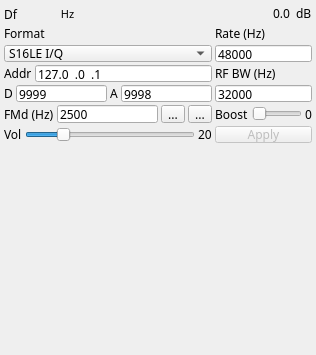
Old version of the form plugins/channelrx/udpsrc/udpsrcgui.ui in the repository f4exb/sdrangel.
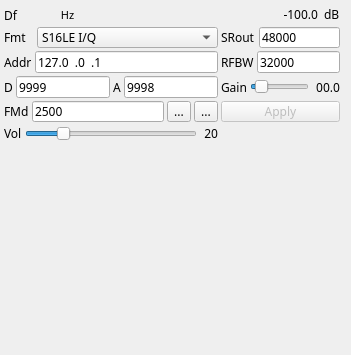
New version of the form. Icons and pictures are not drawn. Custom widgets are drawn as their Qt base class.

```diff
--- a/plugins/channelrx/udpsrc/udpsrcgui.ui
+++ b/plugins/channelrx/udpsrc/udpsrcgui.ui
@@ -6,7 +6,7 @@
    <rect>
     <x>0</x>
     <y>0</y>
-    <width>316</width>
+    <width>351</width>
     <height>355</height>
    </rect>
   </property>
@@ -36,13 +36,13 @@
     <rect>
      <x>2</x>
      <y>2</y>
-     <width>312</width>
+     <width>340</width>
      <height>142</height>
     </rect>
    </property>
    <property name="minimumSize">
     <size>
-     <width>312</width>
+     <width>340</width>
      <height>0</height>
     </size>
    </property>
@@ -65,13 +65,6 @@
     <property name="spacing">
      <number>3</number>
     </property>
-    <item row="1" column="0">
-     <widget class="QLabel" name="label">
-      <property name="text">
-       <string>Format</string>
-      </property>
-     </widget>
-    </item>
     <item row="0" column="1">
      <layout class="QHBoxLayout" name="ChannelPowerLayout">
       <item>
@@ -89,6 +82,12 @@
       </item>
       <item>
        <widget class="QLabel" name="channelPower">
+        <property name="minimumSize">
+         <size>
+          <width>40</width>
+          <height>0</height>
+         </size>
+        </property>
         <property name="toolTip">
          <string>Channel power</string>
         </property>
@@ -96,7 +95,10 @@
          <enum>Qt::LeftToRight</enum>
         </property>
         <property name="text">
-         <string>0.0</string>
+         <string>-100.0</string>
+        </property>
+        <property name="alignment">
+         <set>Qt::AlignRight|Qt::AlignTrailing|Qt::AlignVCenter</set>
         </property>
        </widget>
       </item>
@@ -109,47 +111,6 @@
       </item>
      </layout>
     </item>
-    <item row="1" column="1">
-     <widget class="QLabel" name="label_2">
-      <property name="text">
-       <string>Rate (Hz)</string>
-      </property>
-     </widget>
-    </item>
-    <item row="6" column="1">
-     <layout class="QHBoxLayout" name="BoostLayout">
-      <item>
-       <widget class="QLabel" name="boostLabel">
-        <property name="text">
-         <string>Boost</string>
-        </property>
-       </widget>
-      </item>
-      <item>
-       <widget class="QSlider" name="boost">
-        <property name="toolTip">
-         <string>Signal boost factor</string>
-        </property>
-        <property name="maximum">
-         <number>3</number>
-        </property>
-        <property name="pageStep">
-         <number>1</number>
-        </property>
-        <property name="orientation">
-         <enum>Qt::Horizontal</enum>
-        </property>
-       </widget>
-      </item>
-      <item>
-       <widget class="QLabel" name="boostText">
-        <property name="text">
-         <string>0</string>
-        </property>
-       </widget>
-      </item>
-     </layout>
-    </item>
     <item row="0" column="0">
      <layout class="QHBoxLayout" name="DeltaFrequencyLayout">
       <property name="topMargin">
@@ -277,7 +238,7 @@
       </item>
      </layout>
     </item>
-    <item row="5" column="0">
+    <item row="6" column="0">
      <layout class="QHBoxLayout" name="PortLayout">
       <item>
        <widget class="QLabel" name="udpPortlabel">
@@ -321,29 +282,12 @@
       </item>
      </layout>
     </item>
-    <item row="3" column="1">
-     <widget class="QLabel" name="label_3">
-      <property name="text">
-       <string>RF BW (Hz)</string>
-      </property>
-     </widget>
-    </item>
-    <item row="5" column="1">
-     <widget class="QLineEdit" name="rfBandwidth">
-      <property name="toolTip">
-       <string>Signal bandwidth</string>
-      </property>
-      <property name="text">
-       <string>32000</string>
-      </property>
-     </widget>
-    </item>
-    <item row="6" column="0">
+    <item row="7" column="0">
      <layout class="QHBoxLayout" name="AudioPortLayout">
       <item>
        <widget class="QLabel" name="fmDevLabel">
         <property name="text">
-         <string>FMd (Hz)</string>
+         <string>FMd</string>
         </property>
        </widget>
       </item>
@@ -395,67 +339,7 @@
       </item>
      </layout>
     </item>
-    <item row="2" column="1">
-     <widget class="QLineEdit" name="sampleRate">
-      <property name="toolTip">
-       <string>Samples rate</string>
-      </property>
-      <property name="text">
-       <string>48000</string>
-      </property>
-     </widget>
-    </item>
-    <item row="2" column="0">
-     <widget class="QComboBox" name="sampleFormat">
-      <property name="toolTip">
-       <string>Samples format</string>
-      </property>
-      <property name="currentIndex">
-       <number>0</number>
-      </property>
-      <item>
-       <property name="text">
-        <string>S16LE I/Q</string>
-       </property>
-      </item>
-      <item>
-       <property name="text">
-        <string>S16LE NFM</string>
-       </property>
-      </item>
-      <item>
-       <property name="text">
-        <string>S16LE NFM Mono</string>
-       </property>
-      </item>
-      <item>
-       <property name="text">
-        <string>S16LE LSB</string>
-       </property>
-      </item>
-      <item>
-       <property name="text">
-        <string>S16LE USB</string>
-       </property>
-      </item>
-      <item>
-       <property name="text">
-        <string>S16LE LSB Mono</string>
-       </property>
-      </item>
-      <item>
-       <property name="text">
-        <string>S16LE USB Mono</string>
-       </property>
-      </item>
-      <item>
-       <property name="text">
-        <string>S16LE AM Mono</string>
-       </property>
-      </item>
-     </widget>
-    </item>
-    <item row="3" column="0">
+    <item row="4" column="0">
      <layout class="QHBoxLayout" name="AddressLayout">
       <item>
        <widget class="QLabel" name="Addresslabel">
@@ -479,7 +363,7 @@
       </item>
      </layout>
     </item>
-    <item row="7" column="0">
+    <item row="8" column="0">
      <layout class="QHBoxLayout" name="VolumeLayout">
       <item>
        <widget class="QLabel" name="volumeLabel">
@@ -509,9 +393,176 @@
       </item>
       <item>
        <widget class="QLabel" name="volumeText">
+        <property name="minimumSize">
+         <size>
+          <width>18</width>
+          <height>0</height>
+         </size>
+        </property>
         <property name="text">
          <string>20</string>
         </property>
+        <property name="alignment">
+         <set>Qt::AlignRight|Qt::AlignTrailing|Qt::AlignVCenter</set>
+        </property>
+       </widget>
+      </item>
+     </layout>
+    </item>
+    <item row="1" column="0">
+     <layout class="QHBoxLayout" name="FormatLayout">
+      <item>
+       <widget class="QLabel" name="label">
+        <property name="maximumSize">
+         <size>
+          <width>30</width>
+          <height>16777215</height>
+         </size>
+        </property>
+        <property name="text">
+         <string>Fmt</string>
+        </property>
+       </widget>
+      </item>
+      <item>
+       <widget class="QComboBox" name="sampleFormat">
+        <property name="toolTip">
+         <string>Samples format</string>
+        </property>
+        <property name="currentIndex">
+         <number>0</number>
+        </property>
+        <item>
+         <property name="text">
+          <string>S16LE I/Q</string>
+         </property>
+        </item>
+        <item>
+         <property name="text">
+          <string>S16LE NFM</string>
+         </property>
+        </item>
+        <item>
+         <property name="text">
+          <string>S16LE NFM Mono</string>
+         </property>
+        </item>
+        <item>
+         <property name="text">
+          <string>S16LE LSB</string>
+         </property>
+        </item>
+        <item>
+         <property name="text">
+          <string>S16LE USB</string>
+         </property>
+        </item>
+        <item>
+         <property name="text">
+          <string>S16LE LSB Mono</string>
+         </property>
+        </item>
+        <item>
+         <property name="text">
+          <string>S16LE USB Mono</string>
+         </property>
+        </item>
+        <item>
+         <property name="text">
+          <string>S16LE AM Mono</string>
+         </property>
+        </item>
+       </widget>
+      </item>
+     </layout>
+    </item>
+    <item row="1" column="1">
+     <layout class="QHBoxLayout" name="SampleRateLayout">
+      <item>
+       <widget class="QLabel" name="sampleRateLabel">
+        <property name="text">
+         <string>SRout</string>
+        </property>
+       </widget>
+      </item>
+      <item>
+       <widget class="QLineEdit" name="sampleRate">
+        <property name="toolTip">
+         <string>Output sample rate (S/s)</string>
+        </property>
+        <property name="text">
+         <string>48000</string>
+        </property>
+       </widget>
+      </item>
+     </layout>
+    </item>
+    <item row="4" column="1">
+     <layout class="QHBoxLayout" name="RFBandwidthLayout">
+      <item>
+       <widget class="QLabel" name="rfBandwidthLabel">
+        <property name="text">
+         <string>RFBW</string>
+        </property>
+       </widget>
+      </item>
+      <item>
+       <widget class="QLineEdit" name="rfBandwidth">
+        <property name="toolTip">
+         <string>Signal bandwidth (Hz)</string>
+        </property>
+        <property name="text">
+         <string>32000</string>
+        </property>
+       </widget>
+      </item>
+     </layout>
+    </item>
+    <item row="6" column="1">
+     <layout class="QHBoxLayout" name="GainLayout">
+      <item>
+       <widget class="QLabel" name="gainLabel">
+        <property name="text">
+         <string>Gain</string>
+        </property>
+       </widget>
+      </item>
+      <item>
+       <widget class="QSlider" name="gain">
+        <property name="toolTip">
+         <string>Output linear gain</string>
+        </property>
+        <property name="maximum">
+         <number>100</number>
+        </property>
+        <property name="pageStep">
+         <number>1</number>
+        </property>
+        <property name="value">
+         <number>10</number>
+        </property>
+        <property name="orientation">
+         <enum>Qt::Horizontal</enum>
+        </property>
+       </widget>
+      </item>
+      <item>
+       <widget class="QLabel" name="gainText">
+        <property name="minimumSize">
+         <size>
+          <width>28</width>
+          <height>0</height>
+         </size>
+        </property>
+        <property name="toolTip">
+         <string>Output linear gain</string>
+        </property>
+        <property name="text">
+         <string>00.0</string>
+        </property>
+        <property name="alignment">
+         <set>Qt::AlignRight|Qt::AlignTrailing|Qt::AlignVCenter</set>
+        </property>
        </widget>
       </item>
      </layout>
```
Left out of the diff: 7 changed lines with no effect on the pictures.
